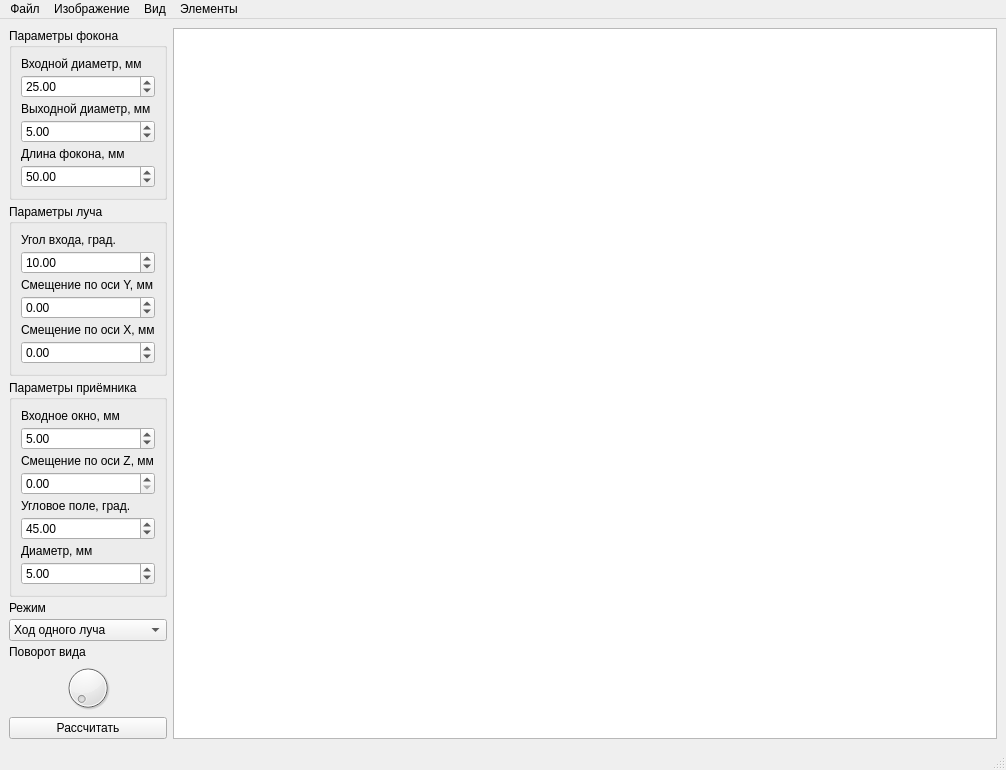
Old version of the form mainwindow.ui in the repository cool-palace/Focon.
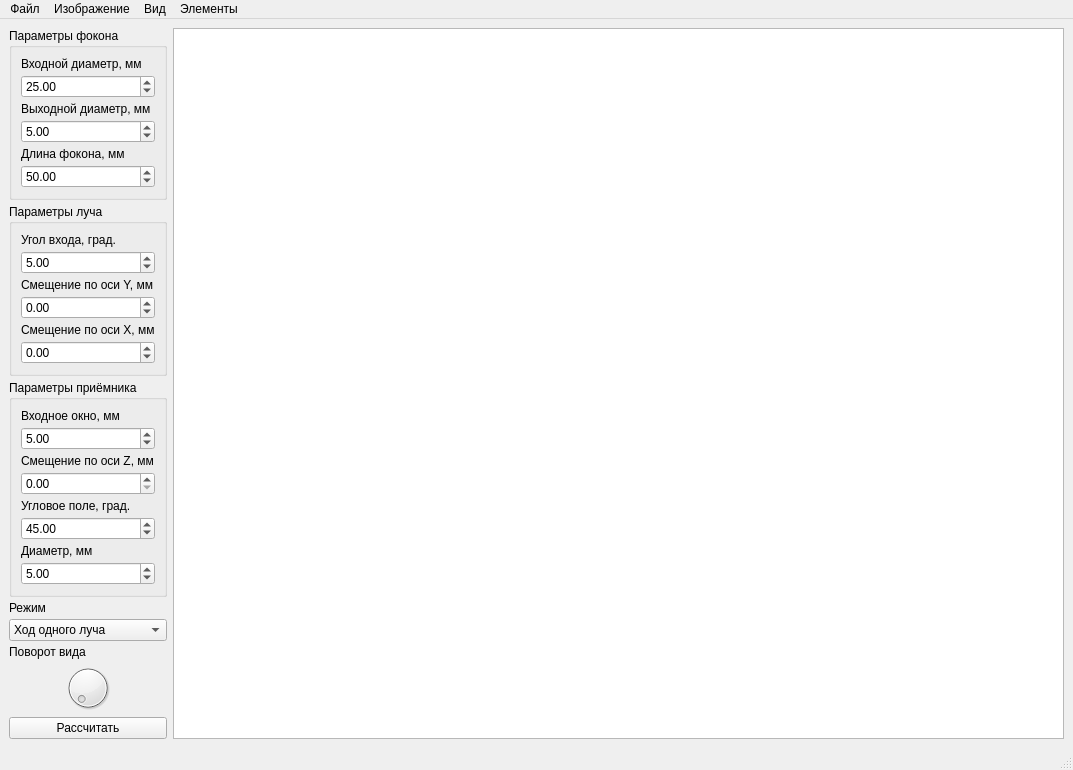
New version of the form.

The edit to the form file:
```diff
--- a/mainwindow.ui
+++ b/mainwindow.ui
@@ -6,8 +6,8 @@
    <rect>
     <x>0</x>
     <y>0</y>
-    <width>1006</width>
-    <height>762</height>
+    <width>1073</width>
+    <height>755</height>
    </rect>
   </property>
   <property name="windowTitle">
@@ -226,7 +226,7 @@
               <double>0.500000000000000</double>
              </property>
              <property name="value">
-              <double>10.000000000000000</double>
+              <double>5.000000000000000</double>
              </property>
             </widget>
            </item>
@@ -428,7 +428,7 @@
     <rect>
      <x>0</x>
      <y>0</y>
-     <width>1006</width>
+     <width>1073</width>
      <height>20</height>
     </rect>
    </property>
```
Left out of the diff: 12 changed lines with no effect on the pictures.
